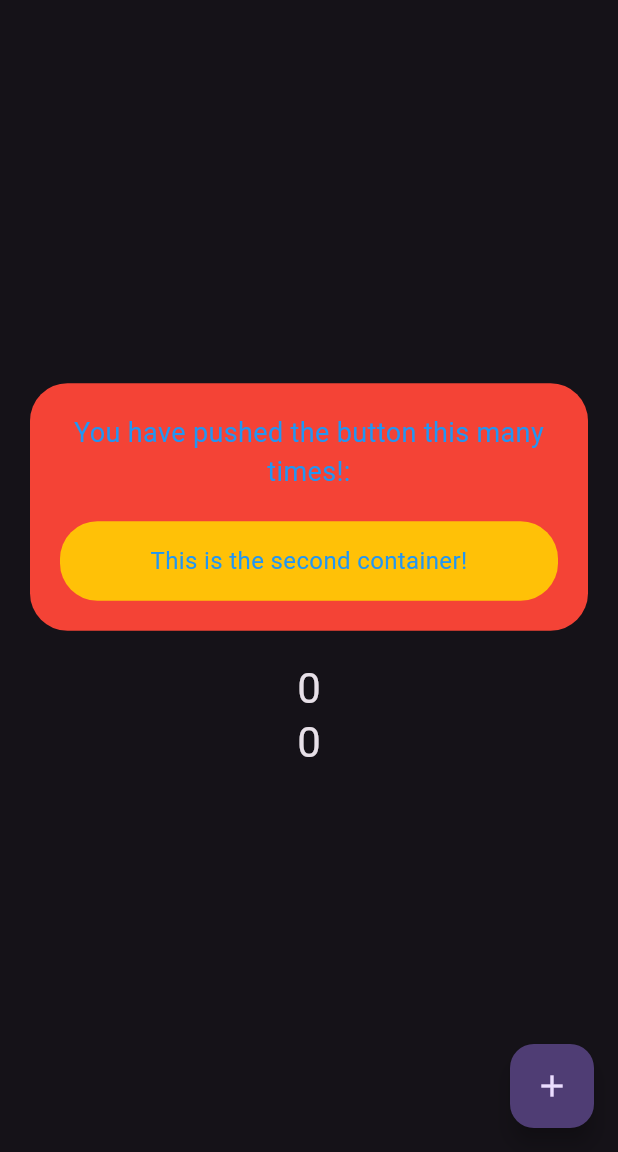
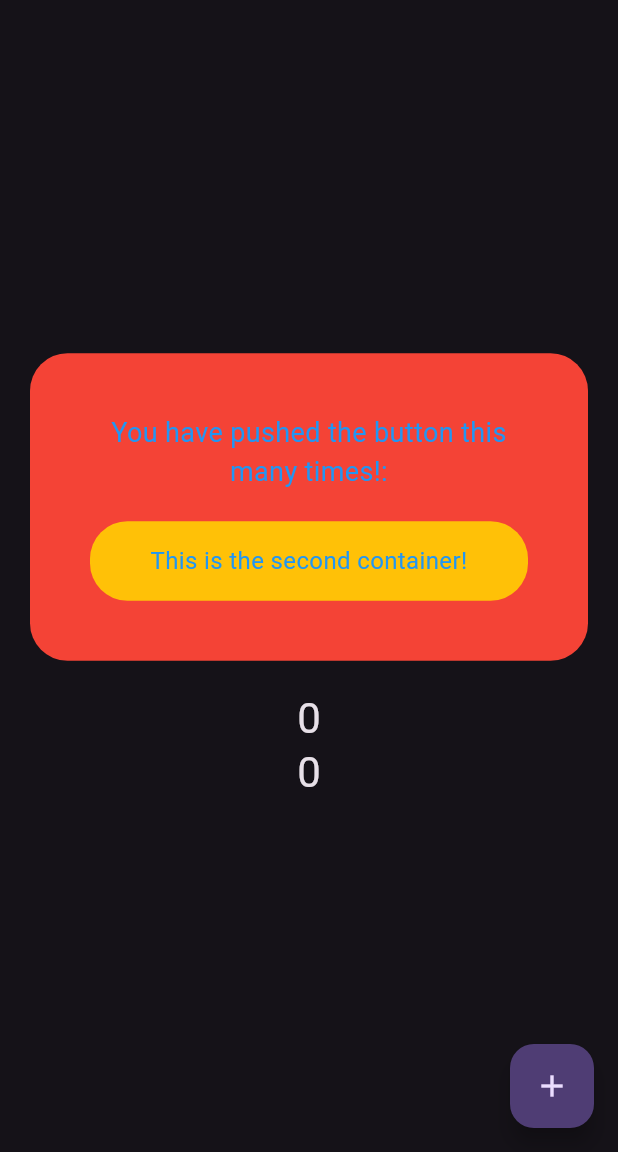
Before and after one commit to kevinseth/my_app, a Flutter app: the screen it shows after launch, on a phone screen of 412 x 824 dp, the part 84-1236 px from its top. Run offline on Flutter 3.47's test engine with Material 3 defaults, Android fonts, the phone set to English and light mode, and no system bars.

Commit message:
After Maximise Container

```diff
--- a/lib/main.dart
+++ b/lib/main.dart
@@ -113,7 +113,7 @@ class _MyHomePageState extends State<MyHomePage> {
 children: <Widget>[
   // Red container with nested yellow container
   Container(
-    padding: EdgeInsets.all(20.0), // inner padding
+    padding: EdgeInsets.all(40.0), // inner padding
     margin: EdgeInsets.symmetric(horizontal: 20.0), // outer margin
     decoration: BoxDecoration(
       borderRadius: BorderRadius.circular(25.0),
```
